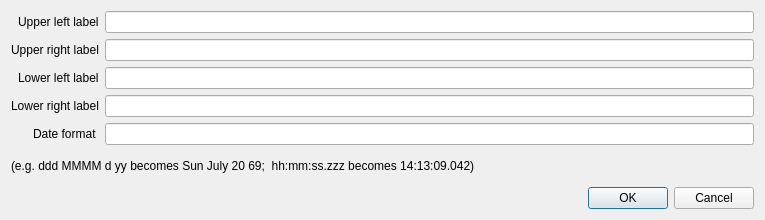
This is preferencesdialog.ui in adamb924/TaskManager as Qt 5 draws it before an edit. The edited form follows.
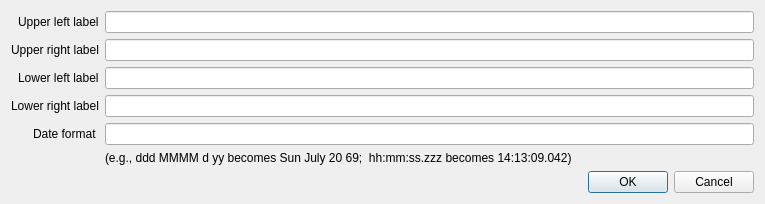
This is the edited form.

Patch:
```diff
--- a/preferencesdialog.ui
+++ b/preferencesdialog.ui
@@ -7,7 +7,7 @@
     <x>0</x>
     <y>0</y>
     <width>765</width>
-    <height>220</height>
+    <height>202</height>
    </rect>
   </property>
   <property name="windowTitle">
@@ -72,14 +72,14 @@
      <item row="4" column="1">
       <widget class="QLineEdit" name="date"/>
      </item>
-    </layout>
-   </item>
-   <item>
+     <item row="5" column="1">
     <widget class="QLabel" name="label">
      <property name="text">
-      <string>(e.g. ddd MMMM d yy becomes Sun July 20 69;  hh:mm:ss.zzz becomes 14:13:09.042)</string>
-     </property>
-    </widget>
+        <string>(e.g., ddd MMMM d yy becomes Sun July 20 69;  hh:mm:ss.zzz becomes 14:13:09.042)</string>
+       </property>
+      </widget>
+     </item>
+    </layout>
    </item>
    <item>
     <widget class="QDialogButtonBox" name="buttonBox">
```
Lines whose indentation alone changed are shown as unchanged.
